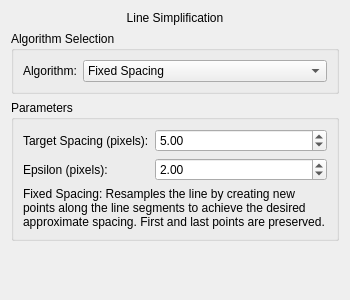
First picture: the form in src/WhiskerToolbox/DataTransform_Widget/Lines/LineResample_Widget/LineResample_Widget.ui, repository paulmthompson/WhiskerToolbox, before the edit.
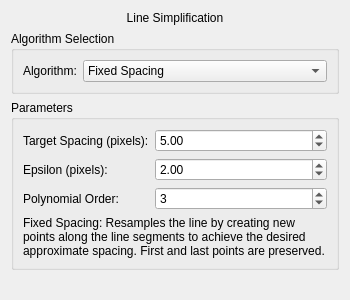
Second picture: the form after the edit.

Commit message: line resampling with polynomial smoothing added

What changed in the file:
```diff
--- a/src/WhiskerToolbox/DataTransform_Widget/Lines/LineResample_Widget/LineResample_Widget.ui
+++ b/src/WhiskerToolbox/DataTransform_Widget/Lines/LineResample_Widget/LineResample_Widget.ui
@@ -118,7 +118,33 @@
         </property>
        </widget>
       </item>
-      <item row="2" column="0" colspan="2">
+      <item row="2" column="0">
+       <widget class="QLabel" name="polynomialOrderLabel">
+        <property name="text">
+         <string>Polynomial Order:</string>
+        </property>
+        <property name="visible">
+         <bool>false</bool>
+        </property>
+       </widget>
+      </item>
+      <item row="2" column="1">
+       <widget class="QSpinBox" name="polynomialOrderSpinBox">
+        <property name="minimum">
+         <number>1</number>
+        </property>
+        <property name="maximum">
+         <number>9</number>
+        </property>
+        <property name="value">
+         <number>3</number>
+        </property>
+        <property name="visible">
+         <bool>false</bool>
+        </property>
+       </widget>
+      </item>
+      <item row="3" column="0" colspan="2">
        <widget class="QLabel" name="descriptionLabel">
         <property name="text">
          <string>Fixed Spacing: Resamples the line by creating new points along the line segments to achieve the desired approximate spacing. First and last points are preserved.</string>
```
Left out of the diff: 7 changed lines with no effect on the pictures. The commit also changes 10 other files.
